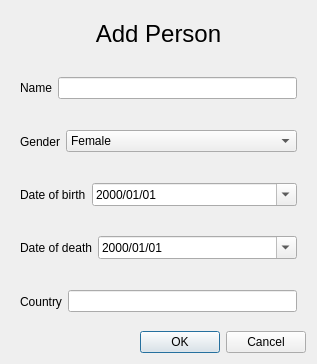
This is Verklegt_Namskeid-Skil3/Verklegt_Namskeid-Skil3/adddialog.ui in Indexu/Verklegt_Namskeid as Qt 5 draws it before an edit. The edited form follows.
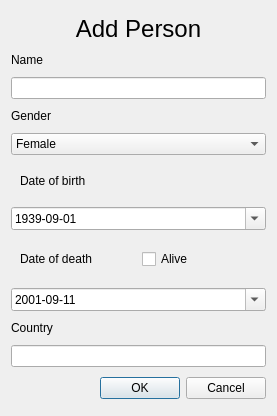
This is the edited form.

What changed in the file:
```diff
--- a/Verklegt_Namskeid-Skil3/Verklegt_Namskeid-Skil3/adddialog.ui
+++ b/Verklegt_Namskeid-Skil3/Verklegt_Namskeid-Skil3/adddialog.ui
@@ -6,8 +6,8 @@
    <rect>
     <x>0</x>
     <y>0</y>
-    <width>317</width>
-    <height>364</height>
+    <width>277</width>
+    <height>416</height>
    </rect>
   </property>
   <property name="windowTitle">
@@ -16,6 +16,12 @@
   <layout class="QVBoxLayout" name="verticalLayout">
    <item>
     <widget class="QLabel" name="label_6">
+     <property name="sizePolicy">
+      <sizepolicy hsizetype="Preferred" vsizetype="Fixed">
+       <horstretch>0</horstretch>
+       <verstretch>0</verstretch>
+      </sizepolicy>
+     </property>
      <property name="text">
       <string>&lt;html&gt;&lt;head/&gt;&lt;body&gt;&lt;p&gt;&lt;span style=&quot; font-size:18pt;&quot;&gt;Add Person&lt;/span&gt;&lt;/p&gt;&lt;/body&gt;&lt;/html&gt;</string>
      </property>
@@ -25,33 +31,40 @@
     </widget>
    </item>
    <item>
-    <widget class="QWidget" name="widget" native="true">
-     <layout class="QHBoxLayout" name="horizontalLayout">
-      <item>
        <widget class="QLabel" name="label">
+     <property name="sizePolicy">
+      <sizepolicy hsizetype="Preferred" vsizetype="Fixed">
+       <horstretch>0</horstretch>
+       <verstretch>0</verstretch>
+      </sizepolicy>
+     </property>
         <property name="text">
          <string>Name</string>
         </property>
        </widget>
       </item>
       <item>
-       <widget class="QLineEdit" name="lineEdit"/>
-      </item>
-     </layout>
+    <widget class="QLineEdit" name="addPersonNameField">
+     <property name="frame">
+      <bool>true</bool>
+     </property>
     </widget>
    </item>
-   <item>
-    <widget class="QWidget" name="widget_3" native="true">
-     <layout class="QHBoxLayout" name="horizontalLayout_3">
       <item>
        <widget class="QLabel" name="label_3">
+     <property name="sizePolicy">
+      <sizepolicy hsizetype="Preferred" vsizetype="Fixed">
+       <horstretch>0</horstretch>
+       <verstretch>0</verstretch>
+      </sizepolicy>
+     </property>
         <property name="text">
          <string>Gender</string>
         </property>
        </widget>
       </item>
       <item>
-       <widget class="QComboBox" name="comboBox">
+    <widget class="QComboBox" name="addPersonGenderCombobox">
         <property name="sizePolicy">
          <sizepolicy hsizetype="Expanding" vsizetype="Fixed">
           <horstretch>0</horstretch>
@@ -70,82 +83,154 @@
         </item>
        </widget>
       </item>
-     </layout>
-    </widget>
-   </item>
    <item>
-    <widget class="QWidget" name="widget_4" native="true">
-     <layout class="QHBoxLayout" name="horizontalLayout_4">
+    <widget class="QWidget" name="widget" native="true">
+     <property name="sizePolicy">
+      <sizepolicy hsizetype="Preferred" vsizetype="Fixed">
+       <horstretch>0</horstretch>
+       <verstretch>0</verstretch>
+      </sizepolicy>
+     </property>
+     <layout class="QHBoxLayout" name="horizontalLayout">
       <item>
        <widget class="QLabel" name="label_4">
+        <property name="sizePolicy">
+         <sizepolicy hsizetype="Preferred" vsizetype="Fixed">
+          <horstretch>0</horstretch>
+          <verstretch>0</verstretch>
+         </sizepolicy>
+        </property>
         <property name="text">
          <string>Date of birth</string>
         </property>
        </widget>
       </item>
       <item>
-       <widget class="QDateEdit" name="dateEdit">
-        <property name="sizePolicy">
-         <sizepolicy hsizetype="Expanding" vsizetype="Fixed">
-          <horstretch>0</horstretch>
-          <verstretch>0</verstretch>
-         </sizepolicy>
-        </property>
-        <property name="displayFormat">
-         <string>yyyy/MM/dd</string>
-        </property>
-        <property name="calendarPopup">
-         <bool>true</bool>
-        </property>
-       </widget>
-      </item>
-     </layout>
-    </widget>
-   </item>
-   <item>
-    <widget class="QWidget" name="widget_5" native="true">
-     <layout class="QHBoxLayout" name="horizontalLayout_5">
-      <item>
-       <widget class="QLabel" name="label_5">
+       <widget class="QLabel" name="dateErrorLabel">
         <property name="text">
-         <string>Date of death</string>
+         <string/>
         </property>
+       </widget>
+      </item>
+     </layout>
        </widget>
       </item>
       <item>
-       <widget class="QDateEdit" name="dateEdit_2">
+    <widget class="QDateEdit" name="addPersonBirthDate">
         <property name="sizePolicy">
-         <sizepolicy hsizetype="Expanding" vsizetype="Fixed">
+      <sizepolicy hsizetype="Preferred" vsizetype="Fixed">
           <horstretch>0</horstretch>
           <verstretch>0</verstretch>
          </sizepolicy>
         </property>
+     <property name="maximumDateTime">
+      <datetime>
+       <hour>23</hour>
+       <minute>59</minute>
+       <second>59</second>
+       <year>7999</year>
+       <month>12</month>
+       <day>30</day>
+      </datetime>
+     </property>
+     <property name="minimumDateTime">
+      <datetime>
+       <hour>0</hour>
+       <minute>0</minute>
+       <second>0</second>
+       <year>1752</year>
+       <month>9</month>
+       <day>14</day>
+      </datetime>
+     </property>
         <property name="displayFormat">
-         <string>yyyy/MM/dd</string>
+      <string>yyyy-MM-dd</string>
         </property>
         <property name="calendarPopup">
          <bool>true</bool>
         </property>
-       </widget>
-      </item>
-     </layout>
+     <property name="date">
+      <date>
+       <year>1939</year>
+       <month>9</month>
+       <day>1</day>
+      </date>
+     </property>
     </widget>
    </item>
    <item>
     <widget class="QWidget" name="widget_2" native="true">
+     <property name="sizePolicy">
+      <sizepolicy hsizetype="Preferred" vsizetype="Fixed">
+       <horstretch>0</horstretch>
+       <verstretch>0</verstretch>
+      </sizepolicy>
+     </property>
      <layout class="QHBoxLayout" name="horizontalLayout_2">
       <item>
+       <widget class="QLabel" name="label_5">
+        <property name="sizePolicy">
+         <sizepolicy hsizetype="Preferred" vsizetype="Fixed">
+          <horstretch>0</horstretch>
+          <verstretch>0</verstretch>
+         </sizepolicy>
+        </property>
+        <property name="text">
+         <string>Date of death</string>
+        </property>
+       </widget>
+      </item>
+      <item>
+       <widget class="QCheckBox" name="aliveCheckbox">
+        <property name="layoutDirection">
+         <enum>Qt::LeftToRight</enum>
+        </property>
+        <property name="text">
+         <string>Alive</string>
+        </property>
+       </widget>
+      </item>
+     </layout>
+    </widget>
+   </item>
+   <item>
+    <widget class="QDateEdit" name="addPersonDeathDate">
+     <property name="sizePolicy">
+      <sizepolicy hsizetype="Expanding" vsizetype="Fixed">
+       <horstretch>0</horstretch>
+       <verstretch>0</verstretch>
+      </sizepolicy>
+     </property>
+     <property name="displayFormat">
+      <string>yyyy-MM-dd</string>
+     </property>
+     <property name="calendarPopup">
+      <bool>true</bool>
+     </property>
+     <property name="date">
+      <date>
+       <year>2001</year>
+       <month>9</month>
+       <day>11</day>
+      </date>
+     </property>
+    </widget>
+   </item>
+   <item>
        <widget class="QLabel" name="label_2">
+     <property name="sizePolicy">
+      <sizepolicy hsizetype="Preferred" vsizetype="Fixed">
+       <horstretch>0</horstretch>
+       <verstretch>0</verstretch>
+      </sizepolicy>
+     </property>
         <property name="text">
          <string>Country</string>
         </property>
        </widget>
       </item>
       <item>
-       <widget class="QLineEdit" name="lineEdit_2"/>
-      </item>
-     </layout>
-    </widget>
+    <widget class="QLineEdit" name="addPersonCountryField"/>
    </item>
    <item>
     <widget class="QDialogButtonBox" name="buttonBox">
```
Lines whose indentation alone changed are shown as unchanged.
